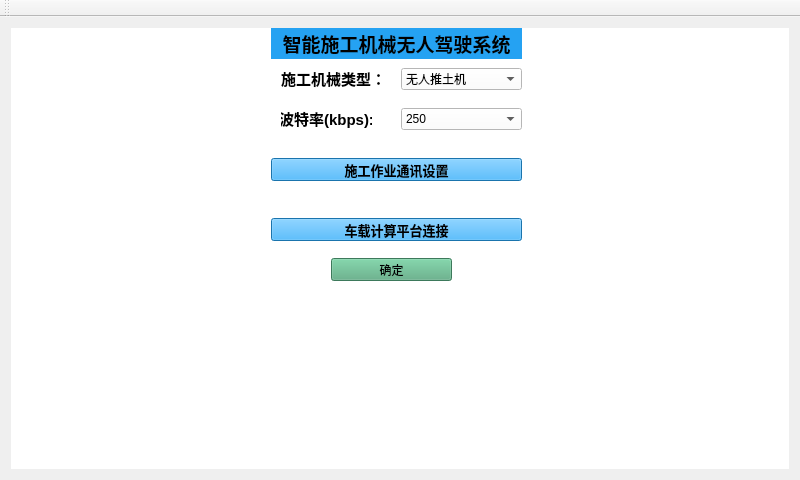
Qt form ros_ur_gui/mainwindow.ui (xiaojietaotao/testGit) before a commit.
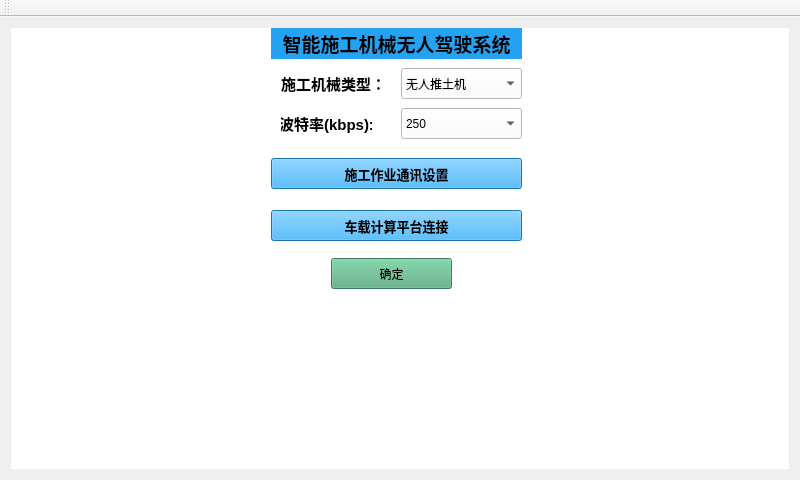
The same form after that commit. The open tabs and pages were chosen to show the change. Custom widgets are drawn as their Qt base class.

Commit message: 6.24 cbc 第二次 test

What changed in the file:
```diff
--- a/ros_ur_gui/mainwindow.ui
+++ b/ros_ur_gui/mainwindow.ui
@@ -3541,7 +3541,7 @@
           <x>260</x>
           <y>130</y>
           <width>251</width>
-          <height>23</height>
+          <height>31</height>
          </rect>
         </property>
         <property name="font">
@@ -3562,9 +3562,9 @@
         <property name="geometry">
          <rect>
           <x>260</x>
-          <y>190</y>
+          <y>182</y>
           <width>251</width>
-          <height>23</height>
+          <height>31</height>
          </rect>
         </property>
         <property name="font">
@@ -3587,7 +3587,7 @@
           <x>390</x>
           <y>40</y>
           <width>121</width>
-          <height>22</height>
+          <height>31</height>
          </rect>
         </property>
         <item>
@@ -3643,7 +3643,7 @@
           <x>320</x>
           <y>230</y>
           <width>121</width>
-          <height>23</height>
+          <height>31</height>
          </rect>
         </property>
         <property name="styleSheet">
@@ -3659,7 +3659,7 @@
           <x>260</x>
           <y>40</y>
           <width>121</width>
-          <height>21</height>
+          <height>31</height>
          </rect>
         </property>
         <property name="font">
@@ -3789,7 +3789,7 @@
           <x>390</x>
           <y>80</y>
           <width>121</width>
-          <height>22</height>
+          <height>31</height>
          </rect>
         </property>
         <item>
@@ -3809,7 +3809,7 @@
           <x>270</x>
           <y>80</y>
           <width>91</width>
-          <height>20</height>
+          <height>31</height>
          </rect>
         </property>
         <property name="font">
```
Left out of the diff: 11 changed lines with no effect on the pictures.
